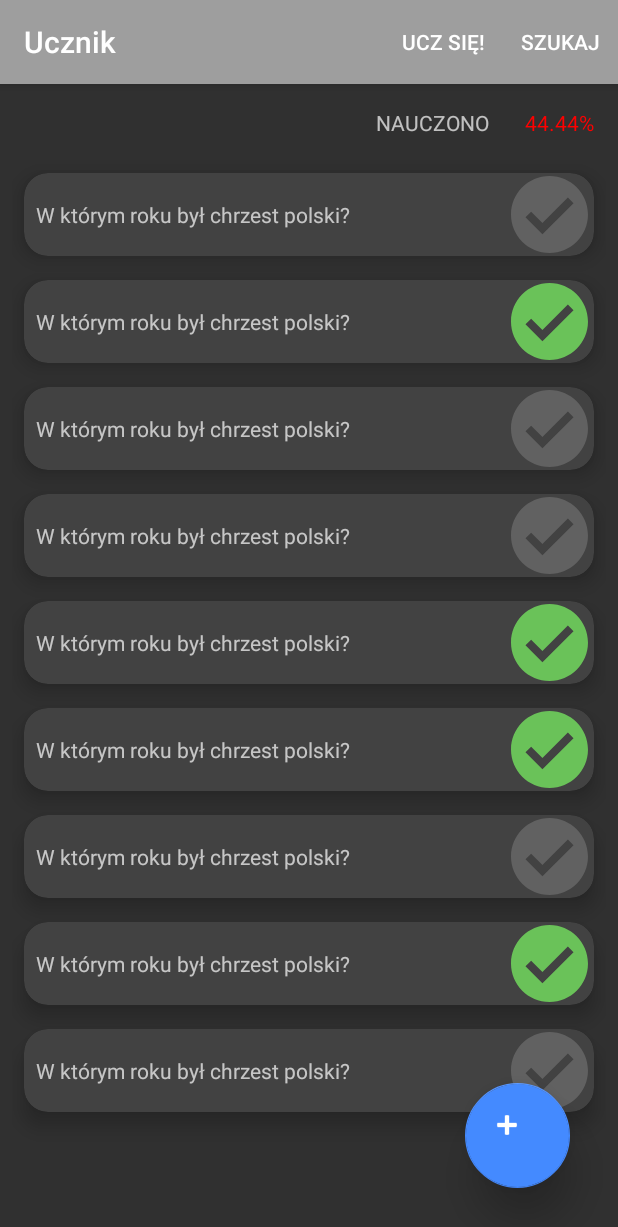
After one commit to czapiewskimateusz/Ucznik, an Android app: the TopicDetailActivity screen opened directly, with no data from a screen before it, on a phone screen of 412 x 824 dp. The commit adds this screen. Shown: the top 1227 px of the screen. Run offline under Robolectric (Android 15) with nearby library versions, the phone set to English and light mode, and no system bars.

Commit message:
QuestionsActivity

```diff
--- /dev/null
+++ b/app/src/main/java/com/ucznik/model/Question.kt
@@ -0,0 +1,23 @@
+package com.ucznik.model
+
+/**
+ * Created by Mateusz on 22.02.2018.
+ */
+data class Question(var questionId: Int, var TopicId: Int, var question: String, var answer: String, var done: Boolean) {
+
+    companion object {
+        fun getSampleData(): ArrayList<Question> {
+            val questions = ArrayList<Question>()
+            questions.add(Question(1,1,"W którym roku był chrzest polski?","966r",false))
+            questions.add(Question(11,1,"W którym roku był chrzest polski?","966r",true))
+            questions.add(Question(12,1,"W którym roku był chrzest polski?","966r",false))
+            questions.add(Question(13,1,"W którym roku był chrzest polski?","966r",false))
+            questions.add(Question(14,1,"W którym roku był chrzest polski?","966r",true))
+            questions.add(Question(15,1,"W którym roku był chrzest polski?","966r",true))
+            questions.add(Question(16,1,"W którym roku był chrzest polski?","966r",false))
+            questions.add(Question(17,1,"W którym roku był chrzest polski?","966r",true))
+            questions.add(Question(18,1,"W którym roku był chrzest polski?","966r",false))
+            return questions
+        }
+    }
+}
--- /dev/null
+++ b/app/src/main/java/com/ucznik/model/QuestionsAdapter.kt
@@ -0,0 +1,82 @@
+package com.ucznik.model
+
+import android.content.Context
+import android.support.v7.widget.RecyclerView
+import android.view.LayoutInflater
+import android.view.View
+import android.view.ViewGroup
+import android.widget.ImageView
+import android.widget.TextView
+import android.widget.Toast
+import com.ucznik.ucznik.R
+import kotlinx.android.synthetic.main.question_item.view.*
+
+/**
+ * Created by Mateusz on 22.02.2018.
+ */
+class QuestionsAdapter(private var questions: ArrayList<Question>,
+                       private val context: Context,
+                       private val markedDoneListener: MarkedDoneListener) : RecyclerView.Adapter<QuestionsAdapter.QuestionViewHolder>() {
+
+    interface MarkedDoneListener {
+        fun markedDone()
+        fun markedUndone()
+    }
+
+    override fun onCreateViewHolder(parent: ViewGroup?, viewType: Int): QuestionViewHolder {
+        val v = LayoutInflater.from(parent?.context).inflate(R.layout.question_item, parent, false)
+        return QuestionViewHolder(v)
+    }
+
+    override fun getItemCount(): Int {
+        return questions.size
+    }
+
+    override fun onBindViewHolder(holder: QuestionViewHolder?, position: Int) {
+        holder?.questionTV?.text = questions[position].question
+        holder?.position = position
+        setDoneMark(position, holder)
+    }
+
+    /**
+     * Sets a DONE mark based on topics done parameter
+     */
+    private fun setDoneMark(position: Int, holder: QuestionViewHolder?) {
+        if (questions[position].done) holder?.questionDoneIV?.setImageDrawable(context.getDrawable(R.drawable.ic_done))
+        else holder?.questionDoneIV?.setImageDrawable(context.getDrawable(R.drawable.ic_done_empty))
+    }
+
+    inner class QuestionViewHolder(itemView: View) : RecyclerView.ViewHolder(itemView){
+        val questionTV: TextView = itemView.questionTV
+        val questionDoneIV: ImageView = itemView.questionDoneIV
+        var position: Int? = null
+
+        init {
+            questionDoneIV.setOnClickListener( {
+                if (questions[position!!].done) {
+                    markUndone()
+                } else {
+                    markDone()
+                }
+                this@QuestionsAdapter.notifyDataSetChanged()
+            })
+
+            itemView.setOnClickListener({
+                Toast.makeText(context,questions[position!!].question, Toast.LENGTH_SHORT).show()
+            })
+        }
+
+        private fun markUndone() {
+            questionDoneIV.setImageDrawable(context.getDrawable(R.drawable.ic_done_empty))
+            questions[position!!].done = false
+            markedDoneListener.markedUndone()
+        }
+
+        private fun markDone() {
+            questionDoneIV.setImageDrawable(context.getDrawable(R.drawable.ic_done))
+            questions[position!!].done = true
+            markedDoneListener.markedDone()
+        }
+
+    }
+}
--- a/app/src/main/java/com/ucznik/model/TopicsAdapter.kt
+++ b/app/src/main/java/com/ucznik/model/TopicsAdapter.kt
@@ -1,9 +1,10 @@
 package com.ucznik.model
 
-import android.app.Activity
-import android.app.FragmentManager
 import android.content.Context
+import android.content.Intent
+import android.support.design.widget.Snackbar
 import android.support.v4.app.FragmentActivity
+import android.support.v7.widget.CardView
 import android.support.v7.widget.RecyclerView
 import android.view.LayoutInflater
 import android.view.View
@@ -13,15 +14,17 @@ import android.view.ViewGroup
 import android.widget.ImageView
 import android.widget.PopupMenu
 import android.widget.TextView
-import android.widget.Toast
 import com.ucznik.ucznik.R
 import com.ucznik.view.RenameDialog
+import com.ucznik.view.TopicDetailActivity
 import kotlinx.android.synthetic.main.topic_item.view.*
 
 /**
  * Created by Mateusz on 22.02.2018.
  */
-class TopicsAdapter(private var topics: ArrayList<Topic>, private val context: Context,private val activity: FragmentActivity): RecyclerView.Adapter<TopicsAdapter.TopicViewHolder>() {
+class TopicsAdapter(private var topics: ArrayList<Topic>,
+                    private val context: Context,
+                    private val activity: FragmentActivity) : RecyclerView.Adapter<TopicsAdapter.TopicViewHolder>() {
 
     override fun onCreateViewHolder(parent: ViewGroup?, viewType: Int): TopicViewHolder {
         val v = LayoutInflater.from(parent?.context).inflate(R.layout.topic_item, parent, false)
@@ -56,6 +59,12 @@ class TopicsAdapter(private var topics: ArrayList<Topic>, private val context: C
             setItemClickListener(popupMenu, position)
             popupMenu.show()
         })
+
+        holder?.container?.setOnClickListener({
+            //TODO Pass clicked topic id
+            val intent = Intent(context, TopicDetailActivity::class.java)
+            context.startActivity(intent)
+        })
     }
 
     /**
@@ -89,7 +98,6 @@ class TopicsAdapter(private var topics: ArrayList<Topic>, private val context: C
         val renameDialog = RenameDialog()
         renameDialog.currName = topics[position].name
         renameDialog.position = position
-       // renameDialog.onAttach(context)
         renameDialog.show(activity.fragmentManager, "rename_dialog")
     }
 
@@ -104,13 +112,30 @@ class TopicsAdapter(private var topics: ArrayList<Topic>, private val context: C
     }
 
     private fun removeTopic(position: Int) {
-            topics.removeAt(position)
-            this.notifyItemRemoved(position)
-            this.notifyItemRangeChanged(position,itemCount)
+        val deletedTopic = topics[position]
+        val deletedPosition = position
+        topics.removeAt(position)
+        this.notifyItemRemoved(position)
+        this.notifyItemRangeChanged(position, itemCount)
+
+        showSnackBar(deletedTopic, deletedPosition)
     }
 
-    inner class TopicViewHolder(itemView: View): RecyclerView.ViewHolder(itemView){
+    private fun showSnackBar(deletedTopic: Topic, deletedPosition: Int) {
+        val snackBar = Snackbar.make(activity.currentFocus, context.getString(R.string.deleted) + " ${deletedTopic.name}", Snackbar.LENGTH_LONG)
+
+        snackBar.setAction(context.getString(R.string.cancel), {
+            topics.add(deletedPosition, deletedTopic)
+            this@TopicsAdapter.notifyItemInserted(deletedPosition)
+            this.notifyItemRangeChanged(deletedPosition, itemCount)
+        })
+        snackBar.show()
+
+    }
+
+    inner class TopicViewHolder(itemView: View) : RecyclerView.ViewHolder(itemView) {
         val topicName: TextView = itemView.topicName
+        val container: CardView = itemView.topicContainer
         val doneIV: ImageView = itemView.doneIV
         val topicOptionsIV: ImageView = itemView.topicOptionsIV
     }
--- a/app/src/main/java/com/ucznik/view/RenameDialog.kt
+++ b/app/src/main/java/com/ucznik/view/RenameDialog.kt
@@ -31,9 +31,10 @@ class RenameDialog: DialogFragment() {
 
     @SuppressLint("InflateParams")
     override fun onCreateDialog(savedInstanceState: Bundle?): Dialog {
-        val builder = AlertDialog.Builder(activity)
         val inflater = activity.layoutInflater
         val view = inflater.inflate(R.layout.dialog_topic_rename,null)
+
+        val builder = AlertDialog.Builder(activity)
         builder.setTitle(currName ?: getString(R.string.new_topic))
                 .setView(view)
                 .setPositiveButton(getString(R.string.save)) { _, _ ->
--- /dev/null
+++ b/app/src/main/java/com/ucznik/view/TopicDetailActivity.kt
@@ -0,0 +1,83 @@
+package com.ucznik.view
+
+import android.graphics.Color
+import android.support.v7.app.AppCompatActivity
+import android.os.Bundle
+import android.support.v7.widget.LinearLayoutManager
+import android.support.v7.widget.RecyclerView
+import android.view.Menu
+import android.view.View
+import com.ucznik.model.Question
+import com.ucznik.model.QuestionsAdapter
+import com.ucznik.ucznik.R
+import kotlinx.android.synthetic.main.activity_topic_detail.*
+
+class TopicDetailActivity : AppCompatActivity(), QuestionsAdapter.MarkedDoneListener {
+
+    private var questions = Question.getSampleData()
+    private var questionsAdapter: QuestionsAdapter? = null
+
+    override fun onCreate(savedInstanceState: Bundle?) {
+        super.onCreate(savedInstanceState)
+        setContentView(R.layout.activity_topic_detail)
+
+        changeStatus()
+        initRV()
+    }
+
+    private fun changeStatus() {
+        var done = 0.0
+        questions.forEach { q -> if (q.done) done++ }
+        val percentage: Double = (done / questions.size) * 100
+        questionStatusTV.text = String.format("%.2f", percentage) + "%"
+        if (percentage<50.0) {
+            questionStatusTV.setTextColor(Color.RED)
+            return
+        }
+        if (percentage<=80.0) {
+            questionStatusTV.setTextColor(Color.YELLOW)
+            return
+        } else questionStatusTV.setTextColor(Color.GREEN)
+    }
+
+    override fun markedDone() {
+        changeStatus()
+    }
+
+    override fun markedUndone() {
+        changeStatus()
+    }
+
+    override fun onCreateOptionsMenu(menu: Menu?): Boolean {
+        val inflater = menuInflater
+        inflater.inflate(R.menu.topic_detail_menu, menu)
+        return true
+    }
+
+    private fun initRV() {
+        questionsRV.setHasFixedSize(true)
+        questionsRV.layoutManager = LinearLayoutManager(this)
+        questionsAdapter = QuestionsAdapter(questions, this, this)
+        questionsRV.adapter = questionsAdapter
+        addOnScrollListener()
+    }
+
+    private fun addOnScrollListener() {
+        questionsRV.addOnScrollListener(object : RecyclerView.OnScrollListener() {
+
+//            override fun onScrollStateChanged(recyclerView: RecyclerView?, newState: Int) {
+//                super.onScrollStateChanged(recyclerView, newState)
+//                when(newState){
+//                    RecyclerView.SCROLL_STATE_IDLE -> questionsFAB.show()
+//                    RecyclerView.SCROLL_STATE_DRAGGING -> questionsFAB.hide()
+//                }
+//            }
+
+            override fun onScrolled(recyclerView: RecyclerView?, dx: Int, dy: Int) {
+                super.onScrolled(recyclerView, dx, dy)
+                if (dy > 0 && questionsFAB.visibility == View.VISIBLE) questionsFAB.hide()
+                else if (dy < 0 && questionsFAB.visibility != View.VISIBLE) questionsFAB.show()
+            }
+        })
+    }
+}
--- a/app/src/main/java/com/ucznik/view/TopicsActivity.kt
+++ b/app/src/main/java/com/ucznik/view/TopicsActivity.kt
@@ -2,14 +2,14 @@ package com.ucznik.view
 
 import android.os.Bundle
 import android.os.Handler
-import android.support.design.widget.Snackbar
-import android.support.v4.app.FragmentActivity
+
 import android.support.v7.app.AppCompatActivity
 
 import android.support.v7.widget.GridLayoutManager
 import android.support.v7.widget.RecyclerView
 import android.view.Menu
 import android.view.MenuItem
+import android.view.View
 import com.ucznik.model.Topic
 import com.ucznik.model.TopicsAdapter
 import com.ucznik.presenter.TopicsPresenter
@@ -77,12 +77,19 @@ class TopicsActivity : AppCompatActivity(), RenameDialog.RenameDialogListener, I
 
     private fun addOnScrollListener() {
         topicsRV.addOnScrollListener(object : RecyclerView.OnScrollListener() {
-            override fun onScrollStateChanged(recyclerView: RecyclerView?, newState: Int) {
-                when (newState) {
-                    RecyclerView.SCROLL_STATE_IDLE -> topicsFAB.show()
-                    else -> topicsFAB.hide()
-                }
-                super.onScrollStateChanged(recyclerView, newState)
+
+//            override fun onScrollStateChanged(recyclerView: RecyclerView?, newState: Int) {
+//                super.onScrollStateChanged(recyclerView, newState)
+//                when(newState){
+//                    RecyclerView.SCROLL_STATE_IDLE -> topicsFAB.show()
+//                    RecyclerView.SCROLL_STATE_DRAGGING -> topicsFAB.hide()
+//                }
+//            }
+
+            override fun onScrolled(recyclerView: RecyclerView?, dx: Int, dy: Int) {
+                super.onScrolled(recyclerView, dx, dy)
+                if (dy > 0 && topicsFAB.visibility == View.VISIBLE) topicsFAB.hide()
+                else if (dy < 0 && topicsFAB.visibility != View.VISIBLE) topicsFAB.show()
             }
         })
     }
--- /dev/null
+++ b/app/src/main/res/drawable/ic_done_empty.xml
@@ -0,0 +1,4 @@
+<vector android:height="24dp" android:viewportHeight="426.667"
+    android:viewportWidth="426.667" android:width="24dp" xmlns:android="http://schemas.android.com/apk/res/android">
+    <path android:fillColor="@color/primary_dark" android:pathData="M213.3,0C95.5,0 0,95.5 0,213.3s95.5,213.3 213.3,213.3c117.8,0 213.3,-95.5 213.3,-213.3S331.2,0 213.3,0zM174.2,322.9l-93.9,-93.9l31.3,-31.3l62.6,62.6l140.9,-140.9l31.3,31.3L174.2,322.9z"/>
+</vector>
--- /dev/null
+++ b/app/src/main/res/layout/activity_topic_detail.xml
@@ -0,0 +1,72 @@
+<?xml version="1.0" encoding="utf-8"?>
+
+<android.support.constraint.ConstraintLayout xmlns:android="http://schemas.android.com/apk/res/android"
+    xmlns:app="http://schemas.android.com/apk/res-auto"
+    xmlns:tools="http://schemas.android.com/tools"
+    android:layout_width="match_parent"
+    android:layout_height="match_parent">
+
+    <android.support.design.widget.CoordinatorLayout xmlns:android="http://schemas.android.com/apk/res/android"
+        xmlns:app="http://schemas.android.com/apk/res-auto"
+        xmlns:tools="http://schemas.android.com/tools"
+        android:id="@+id/coordinatorLayout"
+        android:layout_width="0dp"
+        android:layout_height="0dp"
+        android:layout_marginTop="8dp"
+        app:layout_constraintBottom_toBottomOf="parent"
+        app:layout_constraintEnd_toEndOf="parent"
+        app:layout_constraintStart_toStartOf="parent"
+        app:layout_constraintTop_toBottomOf="@+id/questionStatusTV"
+        tools:context="com.ucznik.view.TopicDetailActivity">
+
+        <android.support.v7.widget.RecyclerView
+            android:id="@+id/questionsRV"
+            android:layout_width="match_parent"
+            android:layout_height="match_parent"
+            android:layout_marginBottom="16dp"
+            android:layout_marginLeft="8dp"
+            android:layout_marginRight="8dp"
+            android:layout_marginTop="8dp"
+            android:scrollbars="vertical">
+
+        </android.support.v7.widget.RecyclerView>
+
+        <android.support.design.widget.FloatingActionButton
+            android:id="@+id/questionsFAB"
+            android:layout_width="70dp"
+            android:layout_height="70dp"
+            android:layout_gravity="bottom|end"
+            android:layout_marginBottom="32dp"
+            android:layout_marginEnd="32dp"
+            android:clickable="true"
+            android:focusable="true"
+            android:src="@android:drawable/ic_input_add"
+            android:tint="@android:color/white"
+            app:elevation="16dp"
+            app:fabSize="normal"
+            app:rippleColor="@color/primary_light"
+            app:srcCompat="@android:drawable/ic_menu_add" />
+
+    </android.support.design.widget.CoordinatorLayout>
+
+    <TextView
+        android:id="@+id/questionStatusTV"
+        android:layout_width="wrap_content"
+        android:layout_height="wrap_content"
+        android:layout_marginTop="16dp"
+        android:layout_marginEnd="16dp"
+        app:layout_constraintRight_toRightOf="parent"
+        app:layout_constraintTop_toTopOf="parent"
+        tools:text="80%" />
+
+    <TextView
+        android:id="@+id/questionsDoneTV"
+        android:layout_width="wrap_content"
+        android:layout_height="wrap_content"
+        android:layout_marginEnd="24dp"
+        android:layout_marginTop="16dp"
+        android:text="@string/questions_done"
+        app:layout_constraintEnd_toStartOf="@+id/questionStatusTV"
+        app:layout_constraintTop_toTopOf="parent" />
+
+</android.support.constraint.ConstraintLayout>
--- a/app/src/main/res/layout/dialog_topic_rename.xml
+++ b/app/src/main/res/layout/dialog_topic_rename.xml
@@ -2,16 +2,18 @@
 <android.support.constraint.ConstraintLayout xmlns:android="http://schemas.android.com/apk/res/android"
     xmlns:app="http://schemas.android.com/apk/res-auto"
     xmlns:tools="http://schemas.android.com/tools"
-    android:layout_width="wrap_content"
+    android:layout_width="match_parent"
     android:layout_height="wrap_content">
 
     <EditText
         android:id="@+id/renameET"
-        android:layout_width="wrap_content"
+        android:layout_width="0dp"
         android:layout_height="wrap_content"
-        android:layout_margin="8dp"
+        android:layout_marginBottom="8dp"
+        android:layout_marginLeft="16dp"
+        android:layout_marginRight="16dp"
+        android:layout_marginTop="8dp"
         android:width="300dp"
-        android:layout_marginBottom="8dp"
         android:hint="@string/rename_topic"
         android:inputType="text"
         android:lines="4"
--- /dev/null
+++ b/app/src/main/res/layout/question_item.xml
@@ -0,0 +1,50 @@
+<?xml version="1.0" encoding="utf-8"?>
+<android.support.v7.widget.CardView xmlns:android="http://schemas.android.com/apk/res/android"
+    xmlns:app="http://schemas.android.com/apk/res-auto"
+    xmlns:card_view="http://schemas.android.com/apk/res-auto"
+    xmlns:tools="http://schemas.android.com/tools"
+    android:layout_width="match_parent"
+    android:layout_height="wrap_content"
+    android:layout_margin="8dp"
+    android:elevation="8dp"
+    android:focusable="true"
+    android:foreground="?android:attr/selectableItemBackground"
+    android:clickable="true"
+    app:cardBackgroundColor="@color/cardview_dark_background"
+    app:cardElevation="8dp"
+    card_view:cardCornerRadius="16dp">
+
+    <android.support.constraint.ConstraintLayout
+        android:layout_width="match_parent"
+        android:layout_height="match_parent">
+
+
+        <TextView
+            android:id="@+id/questionTV"
+            android:layout_width="280dp"
+            android:layout_height="wrap_content"
+            android:layout_marginBottom="16dp"
+            android:layout_marginStart="8dp"
+            android:layout_marginTop="16dp"
+            android:ellipsize="end"
+            android:maxLines="1"
+            app:layout_constraintBottom_toBottomOf="parent"
+            app:layout_constraintStart_toStartOf="parent"
+            app:layout_constraintTop_toTopOf="parent"
+            tools:text="W jakim roku miał miejsce chrzest polski?" />
+
+        <ImageView
+            android:id="@+id/questionDoneIV"
+            android:layout_width="59dp"
+            android:layout_height="51dp"
+            android:layout_marginBottom="2dp"
+            android:layout_marginTop="2dp"
+            app:layout_constraintEnd_toEndOf="parent"
+            card_view:layout_constraintBottom_toBottomOf="parent"
+            card_view:layout_constraintTop_toTopOf="parent"
+            card_view:srcCompat="@drawable/ic_done_empty"
+            android:contentDescription="@string/question_done_mark_desc" />
+    </android.support.constraint.ConstraintLayout>
+
+
+</android.support.v7.widget.CardView>
--- a/app/src/main/res/layout/topic_item.xml
+++ b/app/src/main/res/layout/topic_item.xml
@@ -3,6 +3,7 @@
     xmlns:app="http://schemas.android.com/apk/res-auto"
     xmlns:card_view="http://schemas.android.com/apk/res-auto"
     xmlns:tools="http://schemas.android.com/tools"
+    android:id="@+id/topicContainer"
     android:layout_width="150dp"
     android:layout_height="150dp"
     android:layout_margin="8dp"
--- a/app/src/main/res/menu/topic_detail.xml
+++ b/app/src/main/res/menu/topic_detail.xml
@@ -7,7 +7,7 @@
         android:title="@string/delete_topic"/>
     <item
         android:id="@+id/rename_topic"
-        android:title="@string/rename_topic"/>
+        android:title="@string/rename"/>
     <item
         android:id="@+id/mark_done"
         android:title="@string/mark_done" />
--- /dev/null
+++ b/app/src/main/res/menu/topic_detail_menu.xml
@@ -0,0 +1,18 @@
+<?xml version="1.0" encoding="utf-8"?>
+<menu xmlns:app="http://schemas.android.com/apk/res-auto"
+    xmlns:android="http://schemas.android.com/apk/res/android">
+
+    <item
+        android:id="@+id/learn_menu"
+        android:checkable="false"
+        android:enabled="true"
+        android:title="@string/learn_menu"
+        app:showAsAction="ifRoom" />
+
+    <item
+        android:id="@+id/search_question_menu"
+        android:checkable="false"
+        android:enabled="true"
+        android:title="@string/search_question_menu"
+        app:showAsAction="ifRoom" />
+</menu>
--- a/app/src/main/res/values/colors.xml
+++ b/app/src/main/res/values/colors.xml
@@ -11,4 +11,7 @@
     <color name="divider">#BDBDBD</color>
 
     <color name="topic_background">#000000</color>
+    <color name="red">#D32F2F</color>
+    <color name="yellow">#fbc02d</color>
+    <color name="green">#388E3C</color>
 </resources>
--- a/app/src/main/res/values/strings.xml
+++ b/app/src/main/res/values/strings.xml
@@ -20,11 +20,17 @@
     <string name="logout_menu">Wyloguj</string>
     <string name="like_an_ico"><![CDATA[&#8942;]]></string>
     <string name="delete_topic">Usuń</string>
-    <string name="rename_topic">Zmień nazwę</string>
+    <string name="rename_topic">Nazwa</string>
     <string name="mark_done">Oznacz jako wykonane</string>
     <string name="mark_undone">Oznacz jako niewykonane</string>
     <string name="topic_options_desc">Opcje tematu</string>
     <string name="save">zapisz</string>
     <string name="cancel">anuluj</string>
     <string name="new_topic">Nowy temat</string>
+    <string name="learn_menu">Ucz się!</string>
+    <string name="search_question_menu">Szukaj</string>
+    <string name="question_done_mark_desc">Oznaczenie zakończenia pytania</string>
+    <string name="questions_done">NAUCZONO</string>
+    <string name="deleted">Usunięto</string>
+    <string name="rename">Zmień nazwę</string>
 </resources>
```
Also changed, not shown: app/src/main/AndroidManifest.xml (+8 -4 lines).
